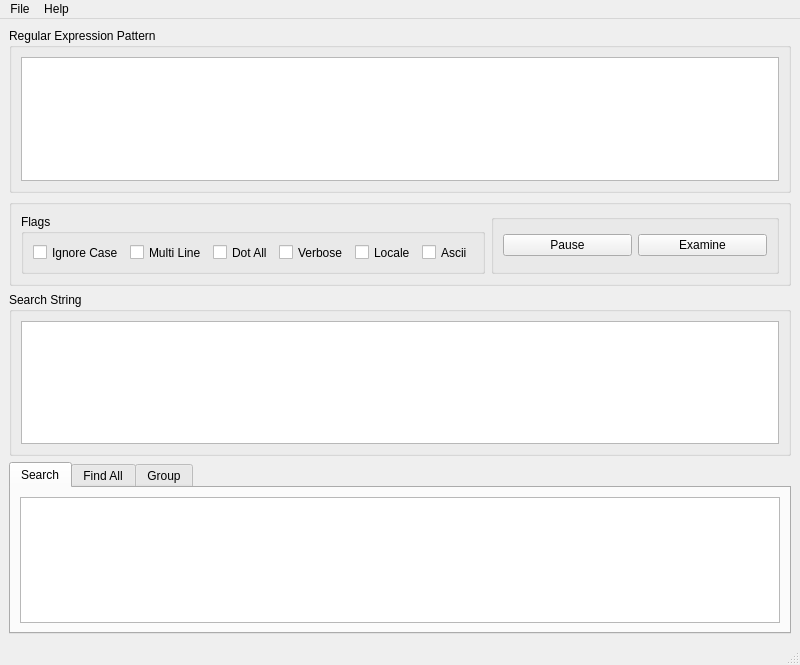
The window that modules/mainWindow.ui (bittercode/pyrrhic-ree) describes before a commit, drawn with Qt 5.
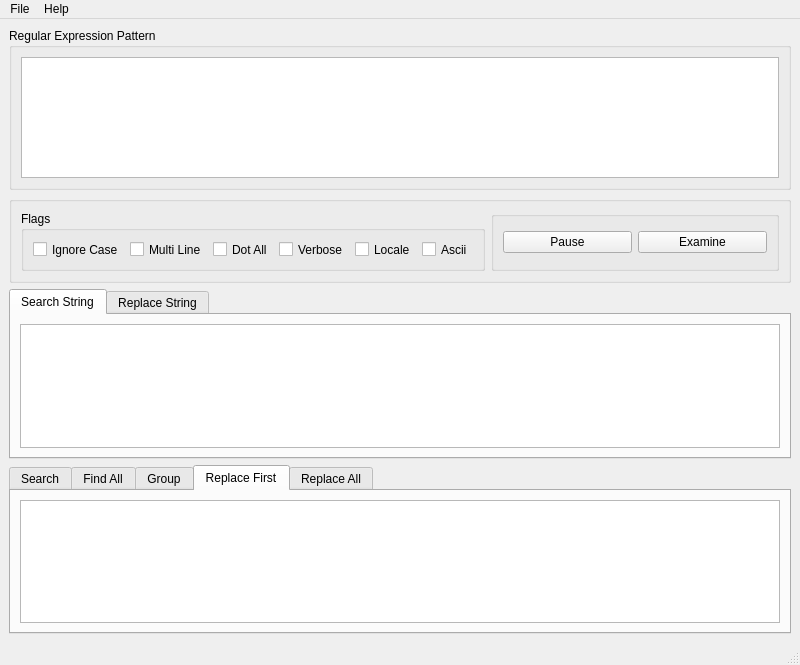
The same window after the commit. The open tabs and pages were chosen to show the change.

```diff
--- a/modules/mainWindow.ui
+++ b/modules/mainWindow.ui
@@ -145,15 +145,30 @@
      </widget>
     </item>
     <item>
-     <widget class="QGroupBox" name="gbString">
-      <property name="title">
-       <string>Search String</string>
+     <widget class="QTabWidget" name="tabStringRep">
+      <property name="currentIndex">
+       <number>0</number>
       </property>
-      <layout class="QHBoxLayout" name="horizontalLayout_3">
-       <item>
-        <widget class="QTextEdit" name="tedString"/>
-       </item>
-      </layout>
+      <widget class="QWidget" name="tabString">
+       <attribute name="title">
+        <string>Search String</string>
+       </attribute>
+       <layout class="QVBoxLayout" name="verticalLayout_3">
+        <item>
+         <widget class="QTextEdit" name="tedString"/>
+        </item>
+       </layout>
+      </widget>
+      <widget class="QWidget" name="tabRepStr">
+       <attribute name="title">
+        <string>Replace String</string>
+       </attribute>
+       <layout class="QVBoxLayout" name="verticalLayout">
+        <item>
+         <widget class="QTextEdit" name="tedReplace"/>
+        </item>
+       </layout>
+      </widget>
      </widget>
     </item>
     <item>
@@ -191,6 +206,26 @@
         </item>
        </layout>
       </widget>
+      <widget class="QWidget" name="tabRep1">
+       <attribute name="title">
+        <string>Replace First</string>
+       </attribute>
+       <layout class="QVBoxLayout" name="verticalLayout_4">
+        <item>
+         <widget class="QTextBrowser" name="textBrowser"/>
+        </item>
+       </layout>
+      </widget>
+      <widget class="QWidget" name="tabRepAll">
+       <attribute name="title">
+        <string>Replace All</string>
+       </attribute>
+       <layout class="QVBoxLayout" name="verticalLayout_5">
+        <item>
+         <widget class="QTextBrowser" name="textBrowser_2"/>
+        </item>
+       </layout>
+      </widget>
      </widget>
     </item>
    </layout>
```
Left out of the diff: 4 changed lines with no effect on the pictures.
